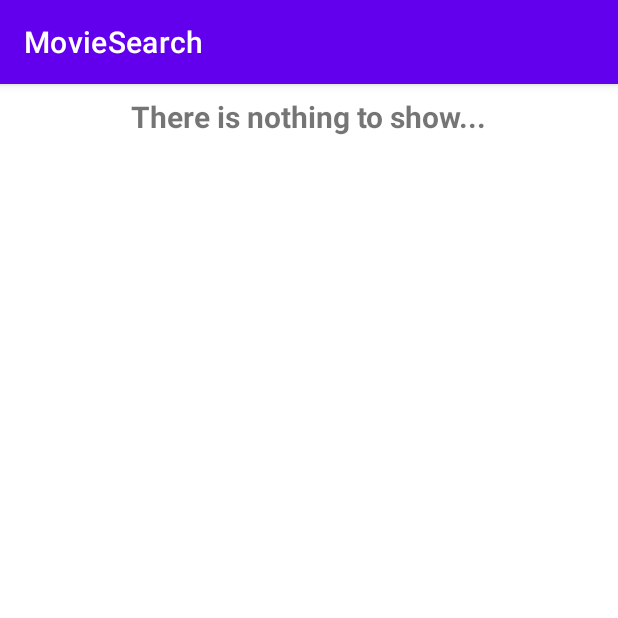
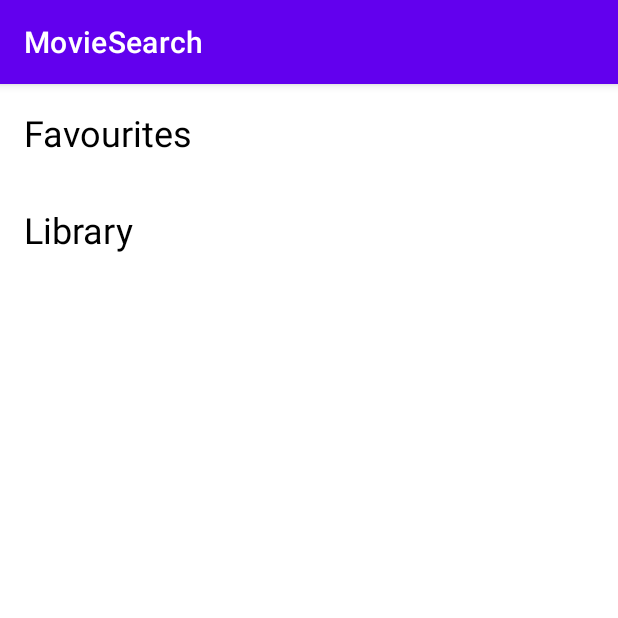
Before and after one commit to funtastt/itis_android, an Android app: the fragment MoviesCatalogFragment shown on its own in the app's theme, on a phone screen of 412 x 824 dp, the top half of it. Run offline under Robolectric (Android 15) with nearby library versions, the phone set to English and light mode, and no system bars; our stand-ins replace Room's generated code.

Commit message:
Added catalog headings

```diff
--- a/app/src/main/java/ru/kpfu/itis/android/asadullin/adapters/MovieAdapter.kt
+++ b/app/src/main/java/ru/kpfu/itis/android/asadullin/adapters/MovieAdapter.kt
@@ -14,21 +14,23 @@ import kotlinx.coroutines.Dispatchers
 import kotlinx.coroutines.delay
 import kotlinx.coroutines.launch
 import ru.kpfu.itis.android.asadullin.R
+import ru.kpfu.itis.android.asadullin.databinding.ItemCatalogHeadingBinding
 import ru.kpfu.itis.android.asadullin.databinding.ItemMovieCvBinding
 import ru.kpfu.itis.android.asadullin.di.ServiceLocator
-import ru.kpfu.itis.android.asadullin.model.MovieModel
+import ru.kpfu.itis.android.asadullin.model.MovieCatalog
+import ru.kpfu.itis.android.asadullin.ui.holders.HeadingItem
 import ru.kpfu.itis.android.asadullin.ui.holders.MovieItem
 
 class MovieAdapter(
     private val glide: RequestManager,
     private val fragmentManager: FragmentManager,
-    private val onMovieClicked: ((MovieModel) -> Unit),
-    private val root : View,
-    private val activity : Activity,
-    private val lifecycleScope : LifecycleCoroutineScope
+    private val onMovieClicked: ((MovieCatalog.MovieModel) -> Unit),
+    private val root: View,
+    private val activity: Activity,
+    private val lifecycleScope: LifecycleCoroutineScope
 ) : RecyclerView.Adapter<RecyclerView.ViewHolder>() {
 
-    var moviesCatalog = mutableListOf<MovieModel>()
+    var moviesCatalog = mutableListOf<MovieCatalog>()
     var isItemDeleted = false
 
     override fun onCreateViewHolder(parent: ViewGroup, viewType: Int) = when (viewType) {
@@ -43,13 +45,24 @@ class MovieAdapter(
             lifecycleScope = lifecycleScope
         )
 
+        R.layout.item_catalog_heading -> HeadingItem(
+            binding = ItemCatalogHeadingBinding.inflate(
+                LayoutInflater.from(parent.context),
+                parent,
+                false
+            )
+        )
+
         else -> throw RuntimeException("No such view holder...")
     }
 
     override fun onBindViewHolder(holder: RecyclerView.ViewHolder, position: Int) {
         when (holder) {
             is MovieItem -> {
-                holder.onBind(moviesCatalog[position] as MovieModel)
+                holder.onBind(moviesCatalog[position] as MovieCatalog.MovieModel)
+            }
+            is HeadingItem -> {
+                holder.onBind(moviesCatalog[position] as MovieCatalog.CatalogHeading)
             }
         }
     }
@@ -66,13 +79,13 @@ class MovieAdapter(
 
     override fun getItemViewType(position: Int): Int {
         return when (moviesCatalog[position]) {
-            is MovieModel -> R.layout.item_movie_cv
-            else -> {throw RuntimeException("Error in getItemViewType()")}
+            is MovieCatalog.MovieModel -> R.layout.item_movie_cv
+            is MovieCatalog.CatalogHeading -> R.layout.item_catalog_heading
         }
     }
 
-//    @SuppressLint("NotifyDataSetChanged")
-    fun setItems(list: List<MovieModel>) {
+    //    @SuppressLint("NotifyDataSetChanged")
+    fun setItems(list: List<MovieCatalog>) {
 //        val diff = NewsDiffUtil(oldItemsList = moviesCatalog, newItemsList = list)
 //        val diffResult = DiffUtil.calculateDiff(diff)
         moviesCatalog.clear()
@@ -81,8 +94,12 @@ class MovieAdapter(
     }
 
     fun removeItem(position: Int) {
-        val item = moviesCatalog[position]
-        val snackbar = Snackbar.make(root, root.context.getString(R.string.item_was_removed_successfully), Snackbar.LENGTH_LONG)
+        val item = moviesCatalog[position] as MovieCatalog.MovieModel
+        val snackbar = Snackbar.make(
+            root,
+            root.context.getString(R.string.item_was_removed_successfully),
+            Snackbar.LENGTH_LONG
+        )
         isItemDeleted = true
         snackbar.setAction(root.context.getString(R.string.undo)) {
             restoreItem(item, position)
@@ -107,7 +124,7 @@ class MovieAdapter(
         notifyItemRemoved(position)
     }
 
-    private fun restoreItem(item: MovieModel, position: Int) {
+    private fun restoreItem(item: MovieCatalog.MovieModel, position: Int) {
         isItemDeleted = false
         moviesCatalog.add(position, item)
         notifyItemInserted(position)
--- a/app/src/main/java/ru/kpfu/itis/android/asadullin/data/db/entity/MovieEntity.kt
+++ b/app/src/main/java/ru/kpfu/itis/android/asadullin/data/db/entity/MovieEntity.kt
@@ -3,7 +3,7 @@ package ru.kpfu.itis.android.asadullin.data.db.entity
 import androidx.room.ColumnInfo
 import androidx.room.Entity
 import androidx.room.PrimaryKey
-import ru.kpfu.itis.android.asadullin.model.MovieModel
+import ru.kpfu.itis.android.asadullin.model.MovieCatalog
 
 @Entity(tableName = "movies")
 data class MovieEntity(
@@ -14,7 +14,7 @@ data class MovieEntity(
     @ColumnInfo(name = "movie_release_year") val movieReleaseYear : Int
 ) {
     companion object {
-        fun fromMovieModel(movieModel: MovieModel) = MovieEntity(
+        fun fromMovieModel(movieModel: MovieCatalog.MovieModel) = MovieEntity(
             movieTitle = movieModel.movieTitle,
             movieDescription = movieModel.movieDescription,
             moviePosterUrl = movieModel.moviePosterUrl,
--- /dev/null
+++ b/app/src/main/java/ru/kpfu/itis/android/asadullin/model/MovieCatalog.kt
@@ -0,0 +1,27 @@
+package ru.kpfu.itis.android.asadullin.model
+
+import ru.kpfu.itis.android.asadullin.data.db.entity.MovieEntity
+
+sealed class MovieCatalog {
+    data class CatalogHeading(
+        val heading: String
+    ) : MovieCatalog()
+
+    data class MovieModel(
+        val movieId: Int? = null,
+        val movieTitle: String,
+        val movieDescription: String,
+        val moviePosterUrl: String,
+        val movieReleaseYear: Int
+    ) : MovieCatalog() {
+        companion object {
+            fun fromMovieEntity(movieEntity: MovieEntity) = MovieModel(
+                movieId = movieEntity.movieId,
+                movieTitle = movieEntity.movieTitle,
+                movieDescription = movieEntity.movieDescription,
+                moviePosterUrl = movieEntity.moviePosterUrl,
+                movieReleaseYear = movieEntity.movieReleaseYear
+            )
+        }
+    }
+}
--- a/app/src/main/java/ru/kpfu/itis/android/asadullin/ui/fragments/AddMovieFragment.kt
+++ b/app/src/main/java/ru/kpfu/itis/android/asadullin/ui/fragments/AddMovieFragment.kt
@@ -22,7 +22,7 @@ import ru.kpfu.itis.android.asadullin.data.db.dao.MovieDao
 import ru.kpfu.itis.android.asadullin.data.db.entity.MovieEntity
 import ru.kpfu.itis.android.asadullin.databinding.FragmentAddMovieBinding
 import ru.kpfu.itis.android.asadullin.di.ServiceLocator
-import ru.kpfu.itis.android.asadullin.model.MovieModel
+import ru.kpfu.itis.android.asadullin.model.MovieCatalog
 import java.io.FileNotFoundException
 import java.util.Calendar
 
@@ -76,7 +76,7 @@ class AddMovieFragment : Fragment(R.layout.fragment_add_movie) {
             }
 
             btnAddMovie.setOnClickListener {
-                val newMovie = MovieModel(
+                val newMovie = MovieCatalog.MovieModel(
                     movieTitle = etMovieTitle.text.toString(),
                     movieReleaseYear = etReleaseYear.text.toString().toIntOrNull() ?: 0,
                     movieDescription = etDescription.text.toString(),
--- a/app/src/main/java/ru/kpfu/itis/android/asadullin/ui/fragments/MovieItemFragment.kt
+++ b/app/src/main/java/ru/kpfu/itis/android/asadullin/ui/fragments/MovieItemFragment.kt
@@ -18,7 +18,7 @@ import ru.kpfu.itis.android.asadullin.data.db.dao.MovieDao
 import ru.kpfu.itis.android.asadullin.data.db.dao.UserMovieInteractionDao
 import ru.kpfu.itis.android.asadullin.databinding.FragmentMovieItemBinding
 import ru.kpfu.itis.android.asadullin.di.ServiceLocator
-import ru.kpfu.itis.android.asadullin.model.MovieModel
+import ru.kpfu.itis.android.asadullin.model.MovieCatalog
 import kotlin.math.roundToInt
 
 class MovieItemFragment : Fragment(R.layout.fragment_movie_item) {
@@ -51,7 +51,7 @@ class MovieItemFragment : Fragment(R.layout.fragment_movie_item) {
         val glide = Glide.with(this)
 
         lifecycleScope.launch(Dispatchers.IO) {
-            val movieModel: MovieModel = MovieModel.fromMovieEntity(movieDao.getFilmById(movieId))
+            val movieModel: MovieCatalog.MovieModel = MovieCatalog.MovieModel.fromMovieEntity(movieDao.getFilmById(movieId))
             updateRating(movieId)
 
             withContext(Dispatchers.Main) {
--- a/app/src/main/java/ru/kpfu/itis/android/asadullin/ui/fragments/MoviesCatalogFragment.kt
+++ b/app/src/main/java/ru/kpfu/itis/android/asadullin/ui/fragments/MoviesCatalogFragment.kt
@@ -21,14 +21,14 @@ import ru.kpfu.itis.android.asadullin.R
 import ru.kpfu.itis.android.asadullin.adapters.MovieAdapter
 import ru.kpfu.itis.android.asadullin.databinding.FragmentMoviesCatalogBinding
 import ru.kpfu.itis.android.asadullin.di.ServiceLocator
-import ru.kpfu.itis.android.asadullin.model.MovieModel
+import ru.kpfu.itis.android.asadullin.model.MovieCatalog
 import ru.kpfu.itis.android.asadullin.utils.callbacks.SwipeToDeleteCallback
 
 class MoviesCatalogFragment : Fragment(R.layout.fragment_movies_catalog) {
     private var _binding: FragmentMoviesCatalogBinding? = null
     private val binding: FragmentMoviesCatalogBinding get() = _binding!!
 
-    private var rv : RecyclerView? = null
+    private var rv: RecyclerView? = null
     private var moviesAdapter: MovieAdapter? = null
 
     override fun onCreateView(
@@ -48,8 +48,11 @@ class MoviesCatalogFragment : Fragment(R.layout.fragment_movies_catalog) {
         val glide = Glide.with(this)
 
         lifecycleScope.launch(Dispatchers.IO) {
-            val movieList = ServiceLocator.getDatabaseInstance().movieDao
-                .getAllFilms().map { entity -> MovieModel.fromMovieEntity(entity) }
+            var movieList = mutableListOf<MovieCatalog>()
+            movieList.add(MovieCatalog.CatalogHeading("Favourites"))
+            movieList.add(MovieCatalog.CatalogHeading("Library"))
+            movieList.addAll(ServiceLocator.getDatabaseInstance().movieDao
+                .getAllFilms().map { entity -> MovieCatalog.MovieModel.fromMovieEntity(entity) })
 
             withContext(Dispatchers.Main) {
 
@@ -78,6 +81,12 @@ class MoviesCatalogFragment : Fragment(R.layout.fragment_movies_catalog) {
                         false
                     )
 
+                    gridLayoutManager.spanSizeLookup = object : GridLayoutManager.SpanSizeLookup() {
+                        override fun getSpanSize(position: Int) =
+                            if (movieList[position] is MovieCatalog.MovieModel) 1
+                            else 2
+                    }
+
                     rv?.layoutManager = gridLayoutManager
                     rv?.adapter = moviesAdapter
 
@@ -100,7 +109,7 @@ class MoviesCatalogFragment : Fragment(R.layout.fragment_movies_catalog) {
         itemTouchHelper.attachToRecyclerView(rv)
     }
 
-    private fun onMovieClicked(movieModel: MovieModel) {
+    private fun onMovieClicked(movieModel: MovieCatalog.MovieModel) {
         findNavController().navigate(
             R.id.action_moviesCatalogFragment_to_movieItemFragment,
             bundleOf("movieId" to movieModel.movieId)
--- /dev/null
+++ b/app/src/main/java/ru/kpfu/itis/android/asadullin/ui/holders/HeadingItem.kt
@@ -0,0 +1,15 @@
+package ru.kpfu.itis.android.asadullin.ui.holders
+
+import androidx.recyclerview.widget.RecyclerView
+import ru.kpfu.itis.android.asadullin.databinding.ItemCatalogHeadingBinding
+import ru.kpfu.itis.android.asadullin.model.MovieCatalog
+
+class HeadingItem(
+    private val binding: ItemCatalogHeadingBinding,
+) : RecyclerView.ViewHolder(binding.root) {
+    fun onBind(catalogHeading: MovieCatalog.CatalogHeading) {
+        with(binding) {
+            tvCatalogHeading.text = catalogHeading.heading
+        }
+    }
+}
--- /dev/null
+++ b/app/src/main/res/layout/item_catalog_heading.xml
@@ -0,0 +1,20 @@
+<?xml version="1.0" encoding="utf-8"?>
+<androidx.constraintlayout.widget.ConstraintLayout xmlns:android="http://schemas.android.com/apk/res/android"
+    android:layout_width="match_parent"
+    android:layout_height="wrap_content"
+    xmlns:app="http://schemas.android.com/apk/res-auto"
+    xmlns:tools="http://schemas.android.com/tools">
+
+    <TextView
+        android:id="@+id/tvCatalogHeading"
+        android:layout_width="0dp"
+        android:layout_height="wrap_content"
+        app:layout_constraintTop_toTopOf="parent"
+        app:layout_constraintEnd_toEndOf="parent"
+        app:layout_constraintStart_toStartOf="parent"
+        app:layout_constraintBottom_toBottomOf="parent"
+        android:layout_margin="16dp"
+        android:textSize="24sp"
+        android:textColor="@color/black"
+        tools:text = "Film library"/>
+</androidx.constraintlayout.widget.ConstraintLayout>
```
Also changed, not shown: app/src/main/java/ru/kpfu/itis/android/asadullin/model/MovieModel.kt (deleted, +0 -21 lines), app/src/main/java/ru/kpfu/itis/android/asadullin/ui/holders/MovieItem.kt (+4 -4 lines).
